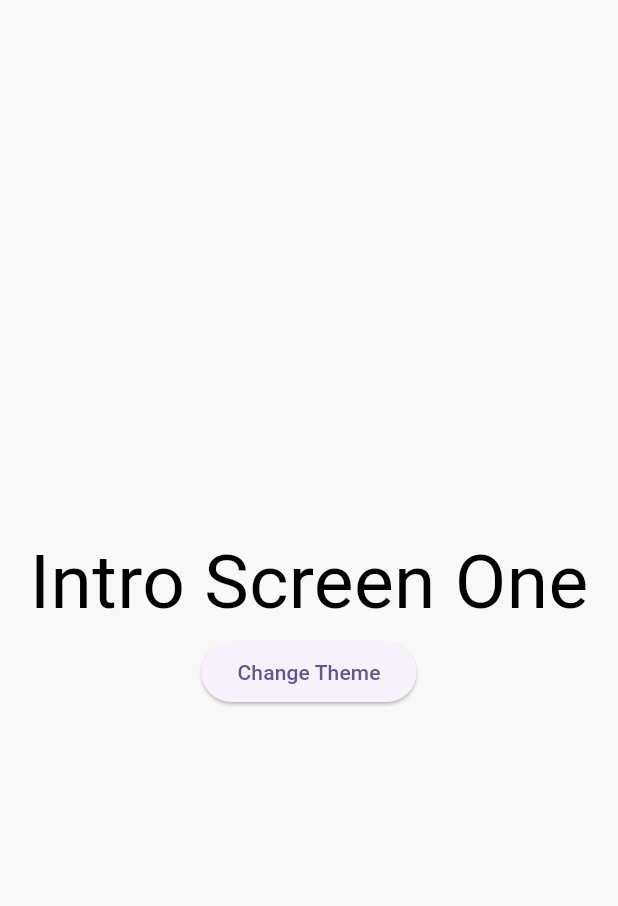
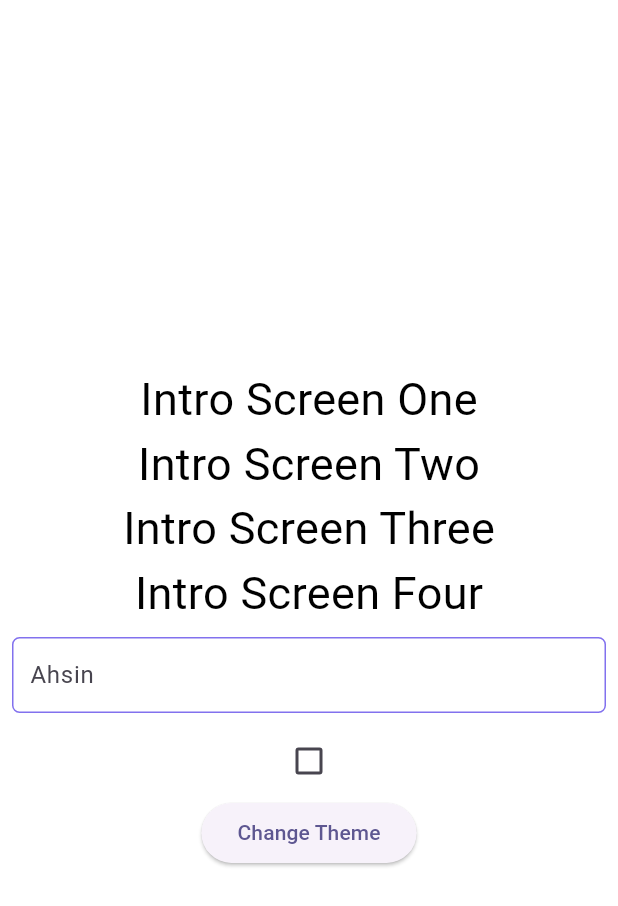
Before and after one commit to ahsinirshad22/flutter_template_app, a Flutter app: the screen it shows after launch, on a phone screen of 412 x 824 dp. Shown: the top 906 px of the screen. Run offline on Flutter 3.47's test engine with Material 3 defaults, Android fonts, the phone set to English and light mode, and no system bars; our stand-ins replace awesome_dialog, device_preview, flutter_spinkit, fluttertoast, get, google_fonts; missing offline and left inert: get_secure_storage.

Commit message:
input decoration theme added

```diff
--- a/lib/main.dart
+++ b/lib/main.dart
@@ -39,7 +39,7 @@ class _MyAppState extends State<MyApp> {
       initialBinding: ControllersBinding(),
       initialRoute: '/',
       getPages: [
-        GetPage(name: '/', page: () => IntroScreenOne()),
+        GetPage(name: '/', page: () => const IntroScreenOne()),
       ],
     );
   }
--- a/lib/utils/app_theme.dart
+++ b/lib/utils/app_theme.dart
@@ -14,7 +14,7 @@ enum AppColor {
   gradientColor1,
   gradientColor2,
   whiteBlack,
-  blackWhite
+  blackWhite,
 }
 
 class AppTheme {
@@ -61,6 +61,8 @@ class AppTheme {
       brightness: Brightness.light,
     ),
     scaffoldBackgroundColor: lightColors[AppColor.bodyBackground] ?? white,
+    inputDecorationTheme: inputDecorationTheme(),
+    indicatorColor: primaryColor,
   );
 
   static ThemeData darkTheme = ThemeData(
@@ -70,11 +72,43 @@ class AppTheme {
       brightness: Brightness.dark,
     ),
     scaffoldBackgroundColor: darkColors[AppColor.bodyBackground] ?? black,
+    inputDecorationTheme: inputDecorationTheme(),
+    indicatorColor: primaryColor,
   );
+
+  static InputDecorationTheme inputDecorationTheme() {
+    InputBorder activeBorder = OutlineInputBorder(
+        borderSide:
+            BorderSide(color: lightColors[AppColor.primary] ?? primaryColor),
+        borderRadius: BorderRadius.circular(5),
+        gapPadding: 2);
+
+    InputBorder inActiveBorder = OutlineInputBorder(
+        borderSide: BorderSide(
+            color: lightColors[AppColor.strokeColor] ?? primaryColor),
+        borderRadius: BorderRadius.circular(5),
+        gapPadding: 2);
+
+    InputBorder errorBorder = OutlineInputBorder(
+        borderSide: const BorderSide(color: red),
+        borderRadius: BorderRadius.circular(5),
+        gapPadding: 2);
+
+    return InputDecorationTheme(
+      border: activeBorder,
+      enabledBorder: activeBorder,
+      focusedBorder: activeBorder,
+      disabledBorder: inActiveBorder,
+      errorBorder: errorBorder,
+      focusedErrorBorder: errorBorder,
+      isCollapsed: true,
+      contentPadding: const EdgeInsets.symmetric(horizontal: 10, vertical: 10),
+    );
+  }
 }
 
 extension GetColor on BuildContext {
-  Color getColor(AppColor key) {
+  Color gc(AppColor key) {
     Color? toReturn;
     try {
       toReturn = Theme.of(this).brightness == Brightness.light
--- a/lib/view/welcome/intro_screen_one.dart
+++ b/lib/view/welcome/intro_screen_one.dart
@@ -10,10 +10,12 @@ class IntroScreenOne extends StatefulWidget {
 
 class _IntroScreenOneState extends State<IntroScreenOne> {
   final CommonController controller = Get.find<CommonController>();
+  bool check = false;
 
   @override
   Widget build(BuildContext context) {
     return Scaffold(
+      backgroundColor: context.gc(AppColor.whiteBlack),
       body: Center(
         child: Column(
           mainAxisSize: MainAxisSize.min,
@@ -21,19 +23,62 @@ class _IntroScreenOneState extends State<IntroScreenOne> {
             Text(
               "Intro Screen One",
               style: TextStyle(
-                fontSize: 50,
-                color: context.getColor(
+                fontSize: 30,
+                color: context.gc(
                   AppColor.blackWhite,
                 ),
               ),
             ),
+            Text(
+              "Intro Screen Two",
+              style: TextStyle(
+                fontSize: 30,
+                color: context.gc(
+                  AppColor.blackWhite,
+                ),
+              ),
+            ),
+            Text(
+              "Intro Screen Three",
+              style: TextStyle(
+                fontSize: 30,
+                color: context.gc(
+                  AppColor.blackWhite,
+                ),
+              ),
+            ),
+            Text(
+              "Intro Screen Four",
+              style: TextStyle(
+                fontSize: 30,
+                color: context.gc(
+                  AppColor.blackWhite,
+                ),
+              ),
+            ),
+            const Padding(
+              padding: EdgeInsets.all(8.0),
+              child: TextField(
+                decoration: InputDecoration(
+                  labelText: "Ahsin",
+                  suffix: Icon(
+                    Icons.calendar_month
+                  )
+                ),
+              ),
+            ),
+            Checkbox(value: check, onChanged: (v){
+              check = v??false;
+              setState(() {
+
+              });
+            }),
             ElevatedButton(
               onPressed: () {
                 controller.setDarkTheme(
                     enableDarkTheme: !controller.isDarkTheme.value);
-                setState(() {});
               },
-              child: Text("Change Theme"),
+              child: const Text("Change Theme"),
             ),
           ],
         ),
```
